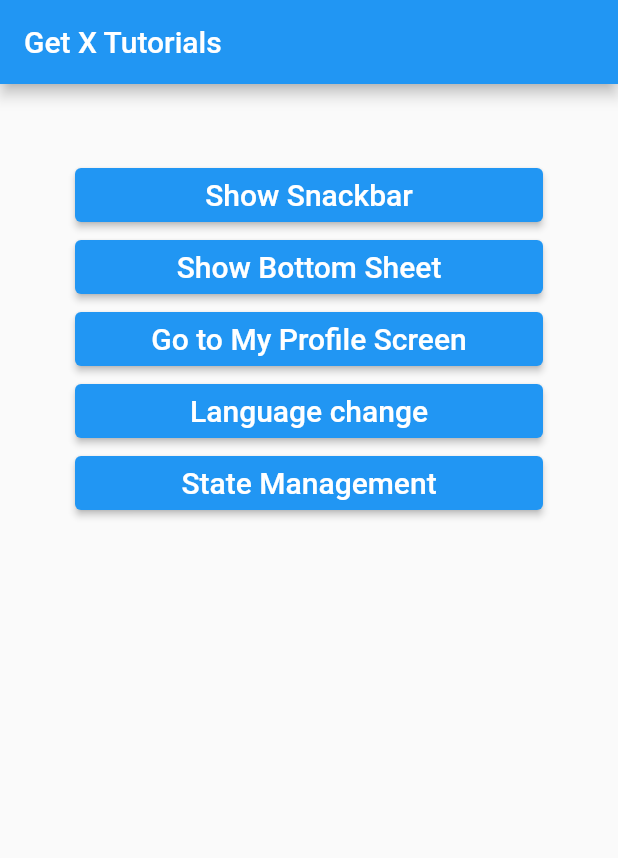
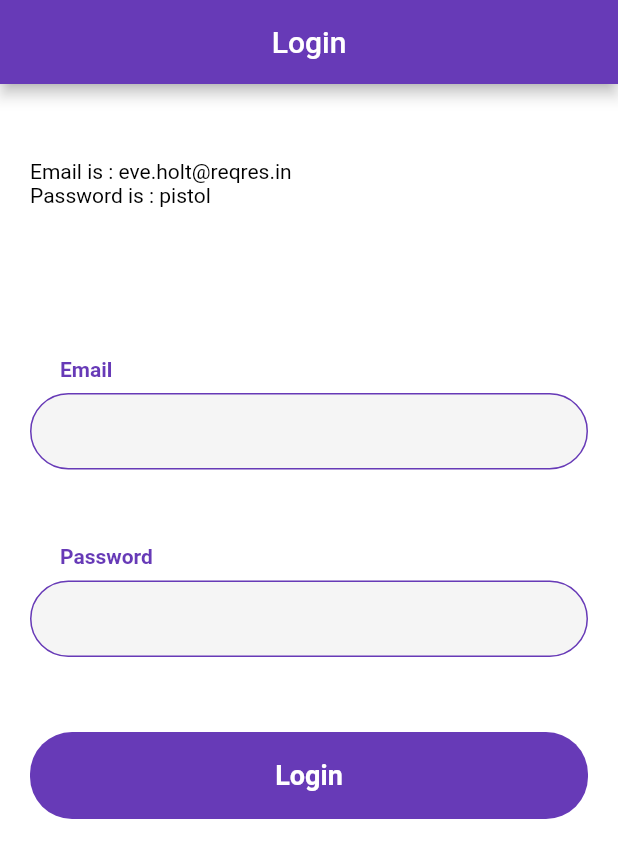
Before and after one commit to Furqan221/getXpractice, a Flutter app: the screen it shows after launch, on a phone screen of 412 x 824 dp. Shown: the top 858 px of the screen. Run offline on Flutter 3.47's test engine with Material 2 defaults, Android fonts, the phone set to English and light mode, and no system bars; our stand-ins replace get, image_picker.

Commit message:
changes done

```diff
--- /dev/null
+++ b/lib/controllers/login_controller.dart
@@ -0,0 +1,57 @@
+import 'dart:convert';
+
+import 'package:getx/export_all.dart';
+import 'package:http/http.dart' as http;
+
+class LoginController extends GetxController {
+  final emailController = TextEditingController().obs;
+  final passwordController = TextEditingController().obs;
+  RxBool loading = false.obs;
+
+  void LoginApi() async {
+/* if api required data in raw form
+ var newData = {
+          'email': emailController.value.text,
+          'password': passwordController.value.text
+        };
+
+http.Response response = await http
+            .post(Uri.parse('https://reqres.in/api/login'), body: jsonEncode(newData));
+
+*/
+
+    if (emailController.value.text.isNotEmpty ||
+        passwordController.value.text.isNotEmpty) {
+      try {
+        loading.value = true;
+        http.Response response = await http
+            .post(Uri.parse('https://reqres.in/api/login'), body: {
+          'email': emailController.value.text,
+          'password': passwordController.value.text
+        });
+
+        var data = jsonDecode(response.body);
+        //  user;
+
+        if (response.statusCode == 200) {
+          loading.value = false;
+          print('log in successful');
+          Get.snackbar("Login Success", "");
+          Get.off(() => HomeScreen());
+        } else {
+          print('log in failed');
+          loading.value = false;
+          Get.snackbar("Login Failed", data['error'].toString());
+          print(data);
+          // print(user.token);
+        }
+      } catch (e) {
+        loading.value = false;
+        print(e.toString());
+        Get.snackbar("Login Failed", e.toString());
+      }
+    } else {
+      Get.snackbar("Login Failed", "Please fill all the fields");
+    }
+  }
+}
--- a/lib/export_all.dart
+++ b/lib/export_all.dart
@@ -1,11 +1,14 @@
 export 'package:flutter/material.dart';
 export 'package:get/get.dart';
+export 'package:image_picker/image_picker.dart';
 
 //screen
+export 'package:getx/screens/loginScreen.dart';
 export 'package:getx/screens/home_screen.dart';
 export 'package:getx/screens/Screen_one.dart';
 export 'package:getx/screens/language_change.dart';
 export 'package:getx/screens/counter_example.dart';
+export 'package:getx/screens/example_image_picker.dart';
 
 export 'package:getx/screens/stm_examples.dart';
 export 'package:getx/screens/stm_examples02.dart';
@@ -20,3 +23,5 @@ export 'package:getx/controllers/counter_controller.dart';
 export 'package:getx/controllers/example02_controller.dart';
 export 'package:getx/controllers/example03_controller.dart';
 export 'package:getx/controllers/example04_controller.dart';
+export 'package:getx/controllers/image_picker_controller.dart';
+export 'package:getx/controllers/login_controller.dart';
--- a/lib/main.dart
+++ b/lib/main.dart
@@ -15,12 +15,12 @@ class MyApp extends StatelessWidget {
       // theme: ThemeData(
       //   primarySwatch: Colors.deepOrange,
       // ),
-      theme: ThemeData(),
+      theme: ThemeData(primarySwatch: Colors.deepPurple),
       debugShowCheckedModeBanner: false,
       fallbackLocale: Locale('en', 'US'),
       translations: Languages(),
       locale: Locale('en', 'US'),
-      initialRoute: '/HomeScreen',
+      initialRoute: '/LoginScreen',
       getPages: [
         GetPage(name: '/HomeScreen', page: () => HomeScreen()),
         GetPage(name: '/ScreenOne', page: () => ScreenOne()),
@@ -31,6 +31,8 @@ class MyApp extends StatelessWidget {
         GetPage(name: '/STMExample02', page: () => STMExample02()),
         GetPage(name: '/STMExample03', page: () => STMExample03()),
         GetPage(name: '/STMExample04', page: () => STMExample04()),
+        GetPage(name: '/ImagePickerExample', page: () => ImagePickerExample()),
+        GetPage(name: '/LoginScreen', page: () => LoginScreen()),
       ],
     );
   }
--- /dev/null
+++ b/lib/screens/loginScreen.dart
@@ -0,0 +1,192 @@
+import 'package:flutter/material.dart';
+import 'package:get/get.dart';
+import 'package:getx/controllers/login_controller.dart';
+import 'package:http/http.dart' as http;
+import 'dart:convert';
+
+class LoginScreen extends StatefulWidget {
+  const LoginScreen({super.key});
+
+  @override
+  State<LoginScreen> createState() => _LoginScreenState();
+}
+
+class _LoginScreenState extends State<LoginScreen> {
+  // void Login(String email, password) async {
+  //   try {
+  //     http.Response response = await http.post(
+  //         Uri.parse('https://reqres.in/api/login'),
+  //         body: {'email': email, 'password': password});
+
+  //     var data = jsonDecode(response.body.toString());
+  //     //  user;
+
+  //     if (response.statusCode == 200) {
+  //       user = loginModal.fromJson(data);
+  //       print(data);
+  //       print(user!.token);
+  //       // print("this is token :  ====== > ${user.token}");
+  //       print('log in successful');
+  //       Get.to(() => HomeAfterLogin());
+  //     } else {
+  //       print('log in failed');
+  //       print(data);
+  //       // print(user.token);
+  //     }
+  //   } catch (e) {
+  //     print(e.toString());
+  //   }
+  // }
+  LoginController _loginController = Get.put(LoginController());
+  @override
+  Widget build(BuildContext context) {
+    return Scaffold(
+      backgroundColor: Colors.white,
+      appBar: AppBar(
+        title: Text('Login'),
+        centerTitle: true,
+      ),
+      body: ListView(
+        padding: EdgeInsets.symmetric(horizontal: 20),
+        children: [
+          SizedBox(
+            height: 50,
+          ),
+          Text(
+            'Email is : eve.holt@reqres.in',
+            style: TextStyle(color: Colors.black),
+          ),
+          Text('Password is : pistol', style: TextStyle(color: Colors.black)),
+          SizedBox(
+            height: 100,
+          ),
+          LoginTextField(
+              // hintText: 'Email',
+              labelText: 'Email',
+              keyboardType: TextInputType.emailAddress,
+              controller: _loginController.emailController.value),
+          SizedBox(
+            height: 50,
+          ),
+          LoginTextField(
+              // hintText: 'Password',
+              labelText: 'Password',
+              keyboardType: TextInputType.emailAddress,
+              controller: _loginController.passwordController.value),
+          SizedBox(
+            height: 50,
+          ),
+          Obx(
+            () => GestureDetector(
+              onTap: () {
+                _loginController.LoginApi();
+              },
+              child: Container(
+                alignment: Alignment.center,
+                width: 388,
+                height: 58,
+                margin: EdgeInsets.symmetric(vertical: 0.010),
+                decoration: BoxDecoration(
+                    color: Colors.deepPurple,
+                    borderRadius: BorderRadius.circular(28)),
+                child: _loginController.loading.value
+                    ? CircularProgressIndicator(
+                        color: Colors.white,
+                      )
+                    : Text(
+                        "Login",
+                        style: TextStyle(
+                            color: Colors.white,
+                            fontSize: 18,
+                            fontWeight: FontWeight.w600),
+                      ),
+              ),
+            ),
+          ),
+        ],
+      ),
+    );
+  }
+}
+
+class LoginTextField extends StatelessWidget {
+  String? hintText;
+  TextInputType? keyboardType;
+  Widget? prefixIcon;
+  Widget? suffixIcon;
+  String? labelText;
+  final TextEditingController? controller;
+
+  LoginTextField(
+      {super.key,
+      this.hintText,
+      required this.controller,
+      this.prefixIcon,
+      this.keyboardType,
+      this.labelText,
+      this.suffixIcon});
+
+  @override
+  Widget build(BuildContext context) {
+    return Container(
+      child: Column(
+        crossAxisAlignment: CrossAxisAlignment.start,
+        children: [
+          Padding(
+            padding: EdgeInsets.only(left: 20),
+            child: Text(
+              labelText!,
+              style: TextStyle(
+                  fontSize: 14,
+                  color: Colors.deepPurple,
+                  fontWeight: FontWeight.w600),
+            ),
+          ),
+          SizedBox(
+            height: 8,
+          ),
+          TextFormField(
+            controller: controller,
+            style: TextStyle(
+              fontSize: 16,
+              color: Colors.deepPurple,
+              fontWeight: FontWeight.w500,
+              decoration: TextDecoration.none,
+            ),
+            cursorColor: Colors.deepPurple,
+            keyboardType: keyboardType,
+            decoration: InputDecoration(
+              contentPadding:
+                  EdgeInsets.symmetric(horizontal: 20, vertical: 16),
+              hintText: hintText,
+              hintStyle: TextStyle(
+                fontSize: 14,
+                color: Colors.deepPurple,
+                fontWeight: FontWeight.w500,
+                decoration: TextDecoration.none,
+              ),
+              prefixIconColor: Colors.deepPurple,
+              suffixIconColor: Colors.deepPurple,
+              filled: true,
+              // fillColor: Color.fromARGB(136, 95, 82, 126),
+              focusedBorder: OutlineInputBorder(
+                borderSide: BorderSide(color: Colors.deepPurple),
+                borderRadius: BorderRadius.circular(28),
+              ),
+              enabledBorder: OutlineInputBorder(
+                borderSide: BorderSide(color: Colors.deepPurple),
+                borderRadius: BorderRadius.circular(28),
+              ),
+              prefixIcon: prefixIcon,
+              suffixIcon: suffixIcon,
+              border: OutlineInputBorder(
+                borderSide: BorderSide(color: Colors.deepPurple),
+                borderRadius: BorderRadius.circular(28),
+              ),
+            ),
+          ),
+        ],
+      ),
+    );
+  }
+}
--- a/pubspec.yaml
+++ b/pubspec.yaml
@@ -36,6 +36,8 @@ dependencies:
   # Use with the CupertinoIcons class for iOS style icons.
   cupertino_icons: ^1.0.2
   get: ^4.6.5
+  image_picker:
+  http:
 
 dev_dependencies:
   flutter_test:
```
Also changed, not shown: lib/controllers/image_picker_controller.dart (added, +14 -0 lines), lib/screens/example_image_picker.dart (added, +36 -0 lines), lib/screens/home_screen.dart (+9 -0 lines), pubspec.lock, 2 other files.
